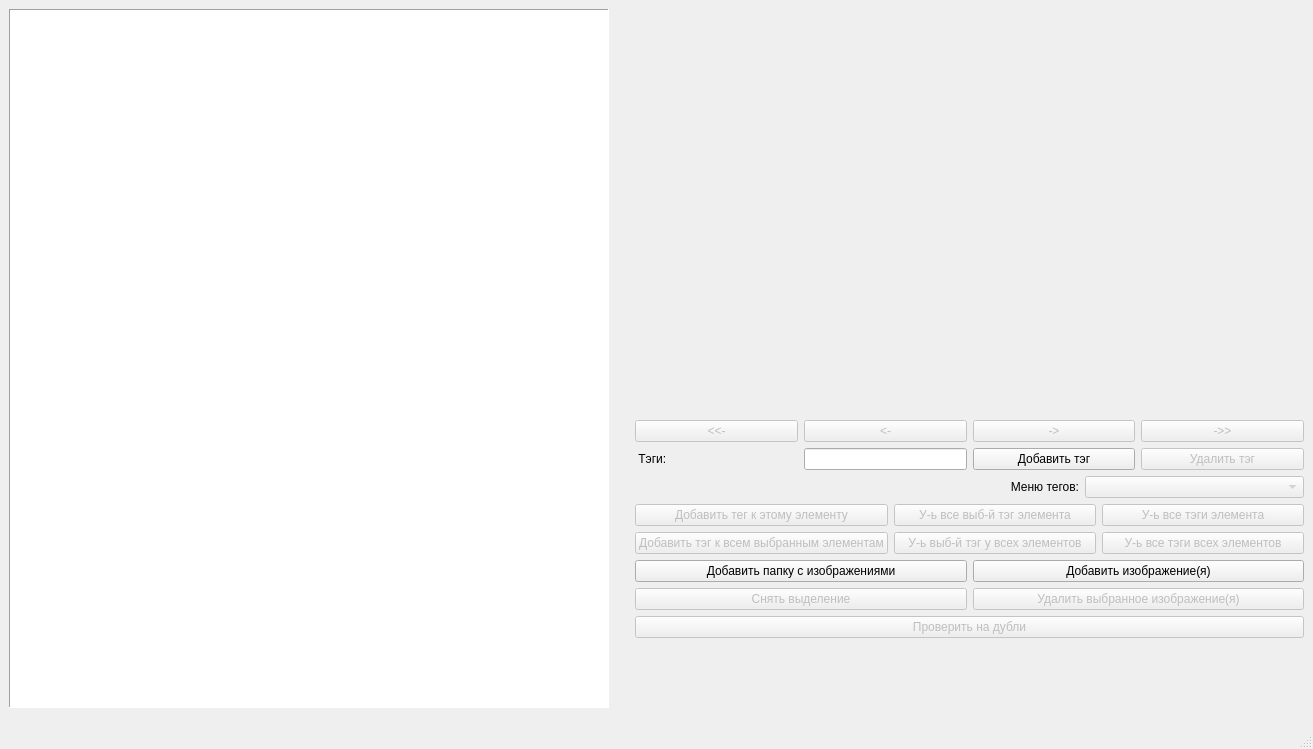
The window that vibor_new_dialog_based_other.ui (VoidChaser/SinSawImg) describes before a commit, drawn with Qt 5.
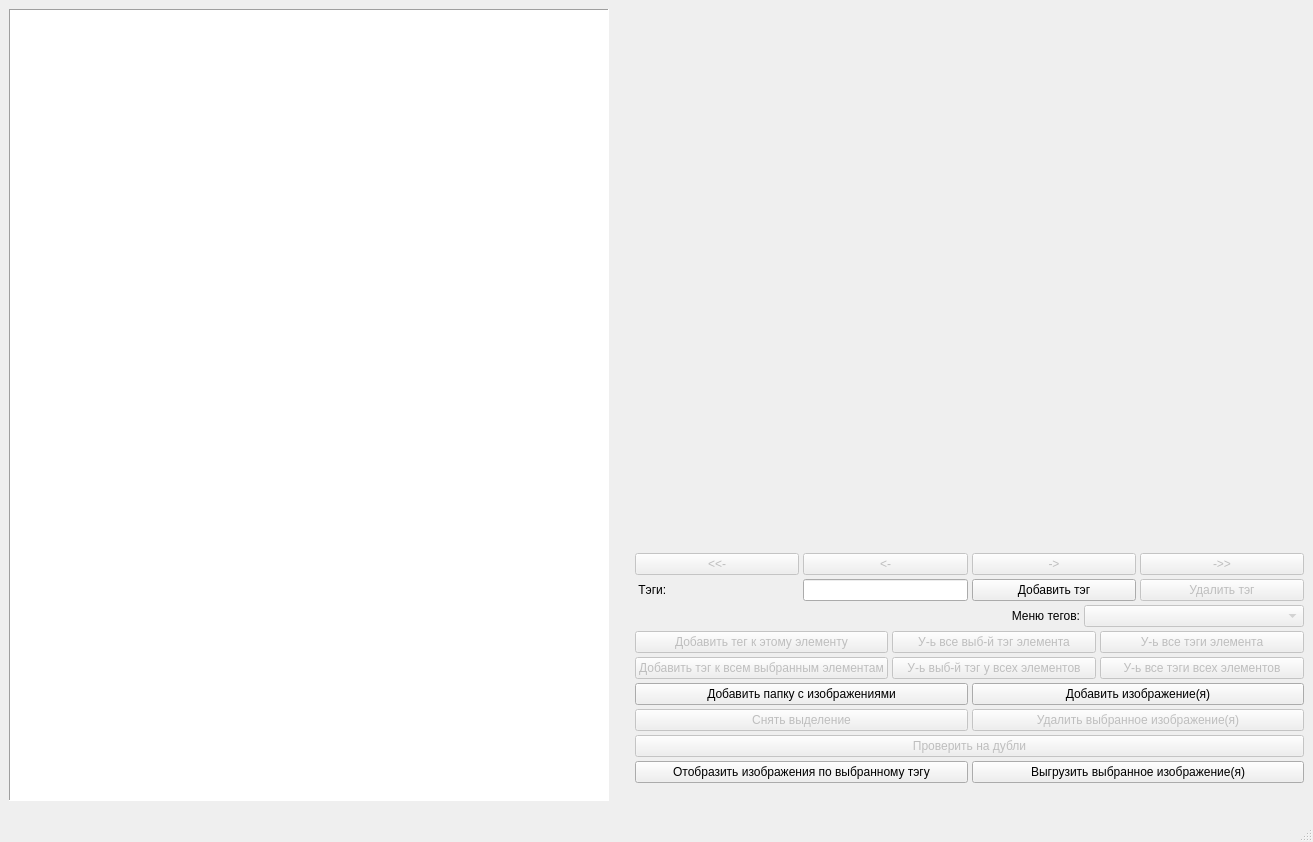
The same window after the commit.

Commit message:
Need to functionate show_imgs_from_tag button and leave_out_button.
+all list filter to tag
+parsing in folder

What changed in the file:
```diff
--- a/vibor_new_dialog_based_other.ui
+++ b/vibor_new_dialog_based_other.ui
@@ -10,7 +10,7 @@
     <x>0</x>
     <y>0</y>
     <width>1313</width>
-    <height>749</height>
+    <height>842</height>
    </rect>
   </property>
   <property name="sizePolicy">
@@ -115,6 +115,9 @@
         </item>
         <item>
          <layout class="QVBoxLayout" name="verticalLayout">
+          <property name="spacing">
+           <number>4</number>
+          </property>
           <property name="leftMargin">
            <number>0</number>
           </property>
@@ -125,7 +128,7 @@
            <number>0</number>
           </property>
           <property name="bottomMargin">
-           <number>50</number>
+           <number>0</number>
           </property>
           <item>
            <widget class="QLabel" name="image_label">
@@ -158,7 +161,7 @@
           <item>
            <widget class="QLabel" name="name_out_label">
             <property name="enabled">
-             <bool>false</bool>
+             <bool>true</bool>
             </property>
             <property name="sizePolicy">
              <sizepolicy hsizetype="Expanding" vsizetype="Minimum">
@@ -536,6 +539,24 @@
               </property>
              </widget>
             </item>
+            <item>
+             <layout class="QHBoxLayout" name="horizontalLayout_8">
+              <item>
+               <widget class="QPushButton" name="show_imgs_by_tag_button">
+                <property name="text">
+                 <string>Отобразить изображения по выбранному тэгу</string>
+                </property>
+               </widget>
+              </item>
+              <item>
+               <widget class="QPushButton" name="leave_out_button">
+                <property name="text">
+                 <string>Выгрузить выбранное изображение(я)</string>
+                </property>
+               </widget>
+              </item>
+             </layout>
+            </item>
            </layout>
           </item>
           <item>
```
Left out of the diff: 4 changed lines with no effect on the pictures. The commit also changes 2 other files.
